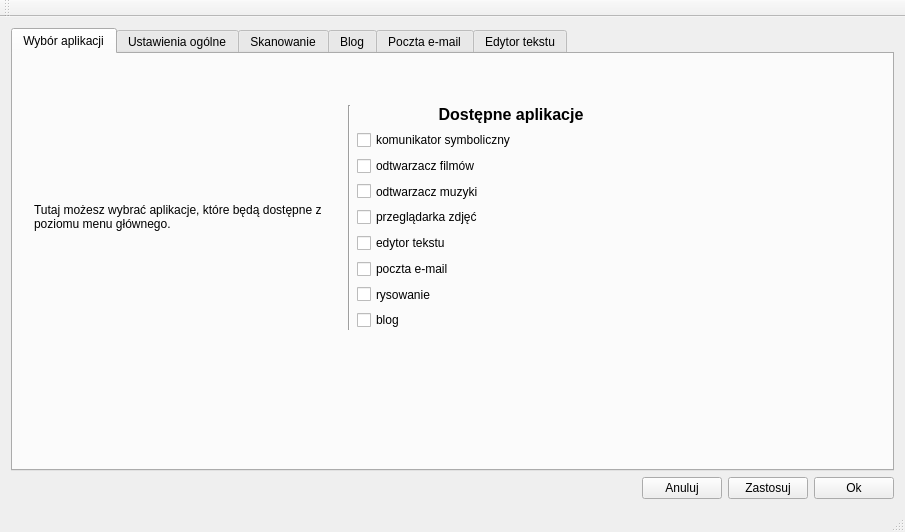
Qt form admin_panel/panel.ui (BrainTech/pisak) before a commit.
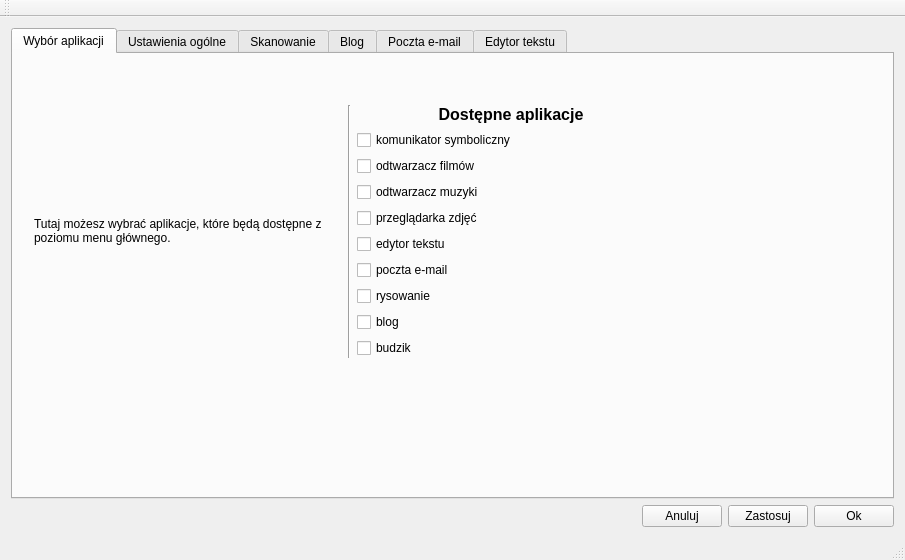
The same form after that commit. The open tabs and pages were chosen to show the change.

Diff of the .ui file:
```diff
--- a/admin_panel/panel.ui
+++ b/admin_panel/panel.ui
@@ -7,7 +7,7 @@
     <x>0</x>
     <y>0</y>
     <width>905</width>
-    <height>532</height>
+    <height>560</height>
    </rect>
   </property>
   <property name="windowTitle">
@@ -74,7 +74,7 @@
           <x>10</x>
           <y>40</y>
           <width>653</width>
-          <height>247</height>
+          <height>275</height>
          </rect>
         </property>
         <layout class="QHBoxLayout" name="horizontalLayout_8">
@@ -173,6 +173,13 @@
              </property>
             </widget>
            </item>
+           <item>
+            <widget class="QCheckBox" name="checkBox_budzik">
+             <property name="text">
+              <string>budzik</string>
+             </property>
+            </widget>
+           </item>
           </layout>
          </item>
         </layout>
```
Left out of the diff: 2 changed lines with no effect on the pictures.
